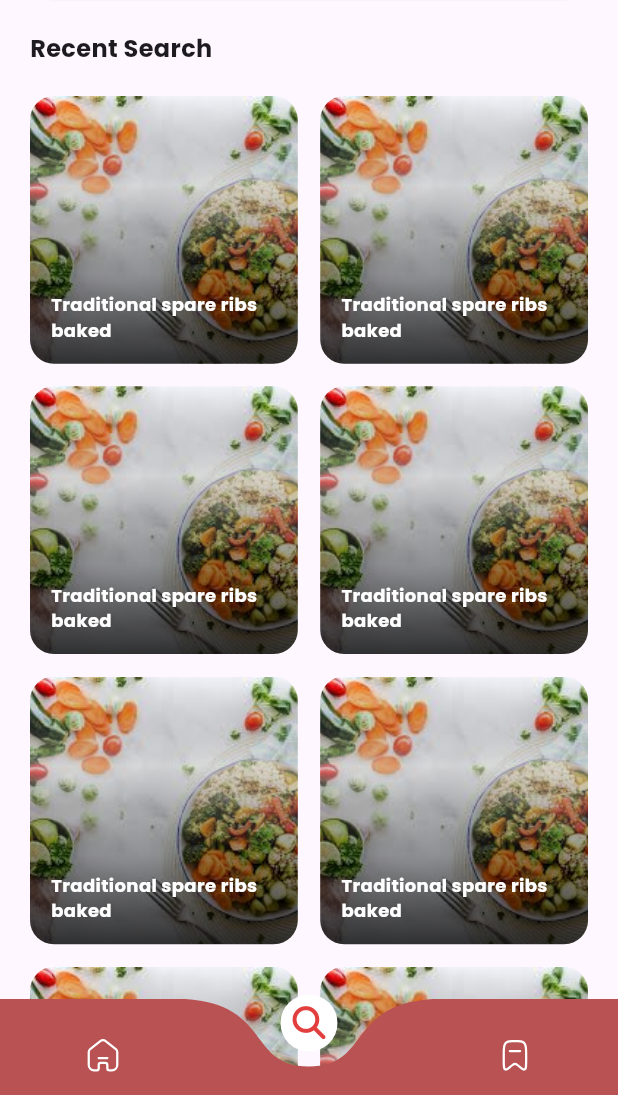
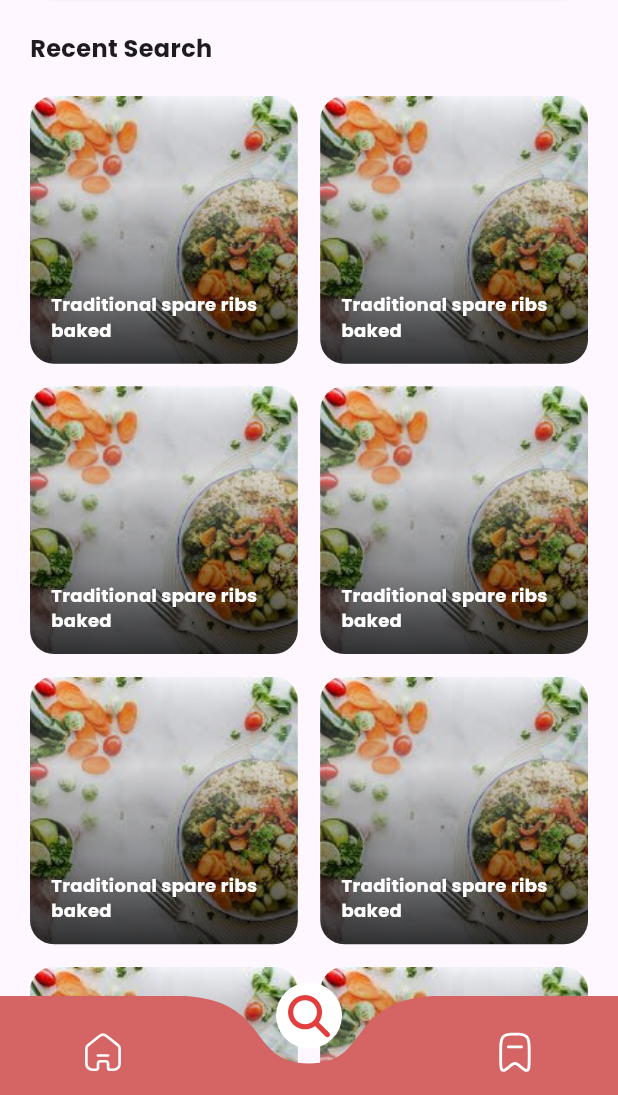
Before and after one commit to HazemAhmed677/reciply-app, a Flutter app: the HomeView screen opened by its route, item 2 of the bottom bar chosen, on a phone screen of 412 x 824 dp, the part 141-1236 px from its top. Run offline on Flutter 3.47's test engine with Material 3 defaults, Android fonts, the phone set to English and light mode, and no system bars; drawn by our look-alikes of curved_navigation_bar; our stand-ins replace device_preview, flutter_svg, font_awesome_flutter, go_router.

Commit message:
some refactors

```diff
--- a/lib/core/utils/app_routers.dart
+++ b/lib/core/utils/app_routers.dart
@@ -2,23 +2,24 @@ import 'package:go_router/go_router.dart';
 import 'package:reciply/core/helpers/custom_view_animation.dart';
 import 'package:reciply/features/home/presentation/views/home_view.dart';
 import 'package:reciply/features/search/presnetation/views/search_view.dart';
+import 'package:reciply/features/splash/presentation/views/splash_view.dart';
 
 class AppRouters {
-  // static const String splashID = '/';
-  static const String homeID = '/';
+  static const String splashID = '/';
+  static const String homeID = '/homeView';
   static const String searchID = '/searchView';
   static final route = GoRouter(
     routes: [
-      // GoRoute(
-      //   path: splashID,
-      //   builder: (context, state) => const SplashView(),
-      // ),
+      GoRoute(
+        path: splashID,
+        builder: (context, state) => const SplashView(),
+      ),
       GoRoute(
         path: homeID,
         pageBuilder: (context, state) => CustomViewAnimation(
           child: const HomeView(),
           key: state.pageKey,
-          duration: 0,
+          duration: 300,
         ),
       ),
       GoRoute(
--- a/lib/features/home/presentation/views/home_view.dart
+++ b/lib/features/home/presentation/views/home_view.dart
@@ -11,7 +11,7 @@ class HomeView extends StatefulWidget {
   State<HomeView> createState() => _HomeViewState();
 }
 
-int currentIndex = 1;
+int currentIndex = 0;
 
 class _HomeViewState extends State<HomeView> {
   List<Widget> screens = const [
--- a/lib/features/home/presentation/views/widgets/cusotm_bottom_navigation_bar.dart
+++ b/lib/features/home/presentation/views/widgets/cusotm_bottom_navigation_bar.dart
@@ -21,25 +21,29 @@ class _CusotmBottomNavigationBarState extends State<CusotmBottomNavigationBar> {
   @override
   Widget build(BuildContext context) {
     return CurvedNavigationBar(
-      color: Color.fromARGB(255, 185, 83, 83),
-      height: 64,
+      color: const Color.fromARGB(255, 213, 100, 100),
+      height: 66,
       key: bottomNavigationKey,
       index: widget.currentIndex,
       items: [
-        SvgPicture.asset(
-          'assets/images/home.svg',
-          colorFilter: ColorFilter.mode(
-            (widget.currentIndex == 0) ? AppColors.e2Color : Colors.white,
-            BlendMode.srcIn,
+        SizedBox(
+          child: SvgPicture.asset(
+            'assets/images/home.svg',
+            height: 28,
+            colorFilter: ColorFilter.mode(
+              (widget.currentIndex == 0) ? AppColors.e2Color : Colors.white,
+              BlendMode.srcIn,
+            ),
           ),
         ),
         Icon(
           FontAwesomeIcons.magnifyingGlass,
           color: (widget.currentIndex == 1) ? AppColors.e2Color : Colors.white,
-          size: 22,
+          size: 28,
         ),
         SvgPicture.asset(
           'assets/images/saved.svg',
+          height: 28,
           colorFilter: ColorFilter.mode(
             (widget.currentIndex == 2) ? AppColors.e2Color : Colors.white,
             BlendMode.srcIn,
--- a/lib/features/home/presentation/views/widgets/featured_trending_list_view.dart
+++ b/lib/features/home/presentation/views/widgets/featured_trending_list_view.dart
@@ -16,6 +16,7 @@ class FeaturedTrendingListView extends StatelessWidget {
       child: SizedBox(
         height: 230,
         child: ListView.builder(
+          clipBehavior: Clip.none,
           physics: const BouncingScrollPhysics(),
           padding: EdgeInsets.zero,
           scrollDirection: Axis.horizontal,
--- a/lib/features/home/presentation/views/widgets/popular_category_list_view.dart
+++ b/lib/features/home/presentation/views/widgets/popular_category_list_view.dart
@@ -19,7 +19,7 @@ class _PopularCategoryListViewState extends State<PopularCategoryListView> {
         scrollDirection: Axis.horizontal,
         child: Row(
           children: List.generate(
-            7,
+            4,
             (index) => GestureDetector(
               onTap: () {
                 currentIndex = index;
--- a/lib/features/splash/presentation/views/widgets/button_section.dart
+++ b/lib/features/splash/presentation/views/widgets/button_section.dart
@@ -33,7 +33,9 @@ class _ButtonSectionState extends State<ButtonSection>
   @override
   Widget build(BuildContext context) {
     return Padding(
-      padding: const EdgeInsets.symmetric(horizontal: 20.0),
+      padding: const EdgeInsets.symmetric(
+        horizontal: 20.0,
+      ),
       child: AnimatedBuilder(
         animation: fadeAnimation,
         builder: (BuildContext context, Widget? child) => FadeTransition(
@@ -50,7 +52,7 @@ class _ButtonSectionState extends State<ButtonSection>
               backgroundColor: const Color(0xffE23E3E),
             ),
             onPressed: () {
-              GoRouter.of(context).push(AppRouters.homeID);
+              GoRouter.of(context).go(AppRouters.homeID);
             },
             child: Padding(
               padding: const EdgeInsets.only(
```
